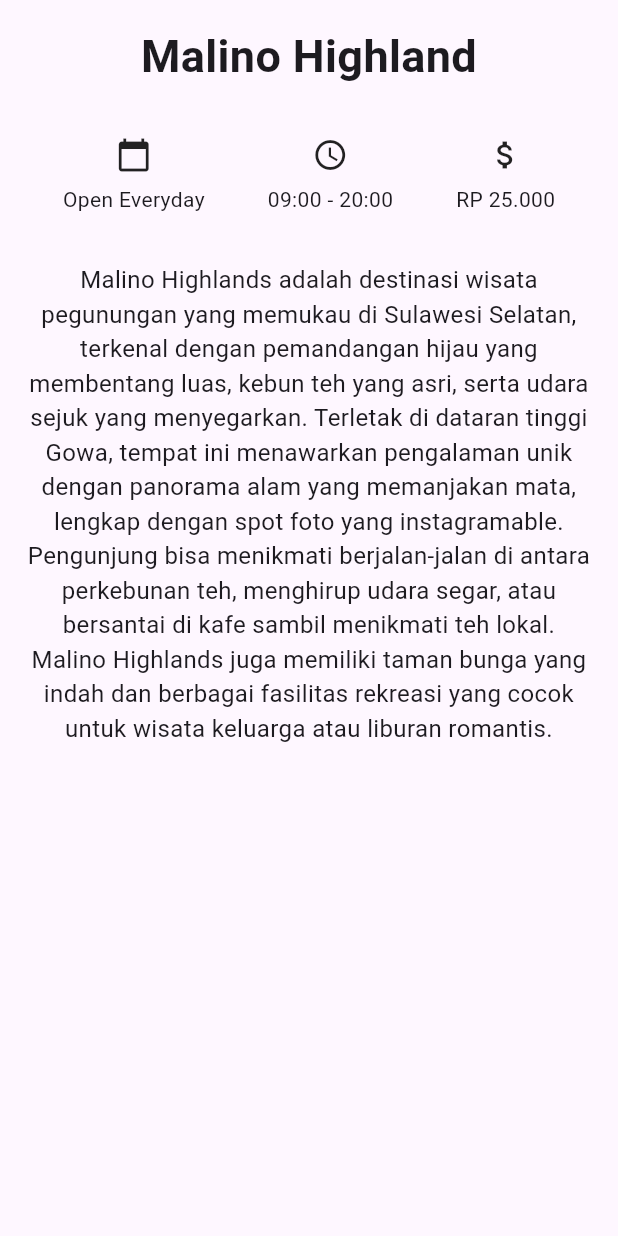
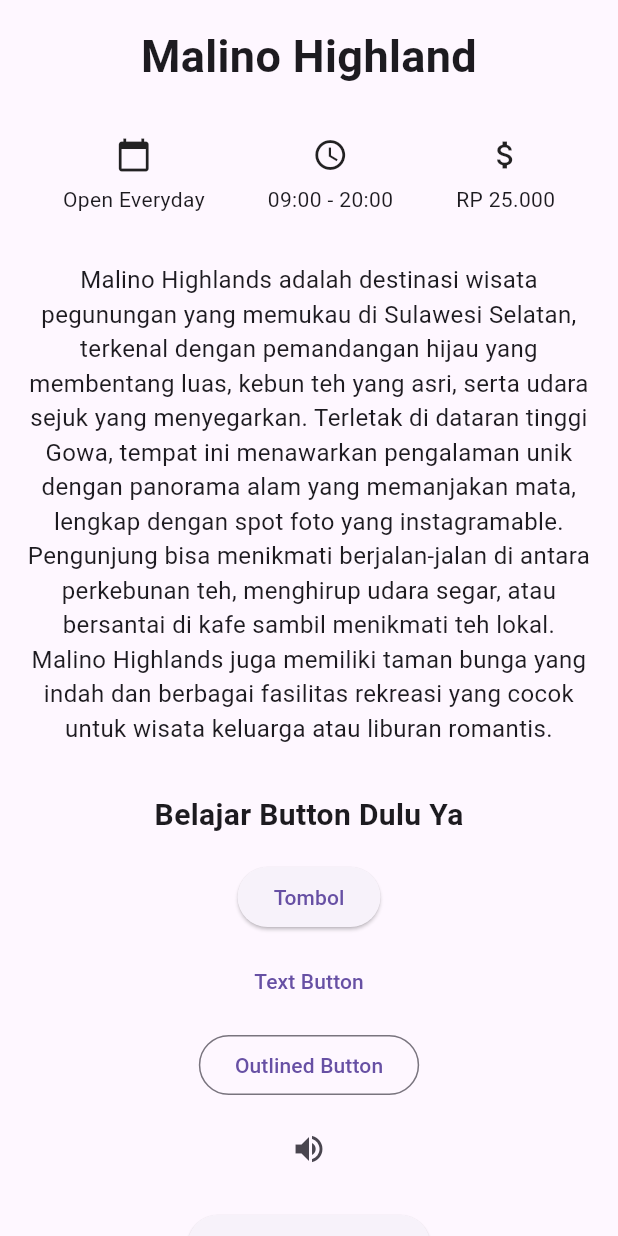
Before and after one commit to AsrulHidayat/flutter_app, a Flutter app: the screen it shows after launch, on a phone screen of 412 x 824 dp. Run offline on Flutter 3.47's test engine with Material 3 defaults, Android fonts, the phone set to English and light mode, and no system bars.

Commit message:
Belajar : Button

```diff
--- a/lib/main.dart
+++ b/lib/main.dart
@@ -22,60 +22,158 @@ class DetailScreen extends StatelessWidget {
   Widget build(BuildContext context) {
     return Scaffold(
       body: SafeArea(
+        child: SingleChildScrollView( // Membuat halaman dapat di-scroll
           child: Column(
             crossAxisAlignment: CrossAxisAlignment.stretch,
             children: <Widget>[
               Container(
                 margin: const EdgeInsets.all(16.0),
-           child: Text(
+                child: const Text(
                   'Malino Highland',
                   textAlign: TextAlign.center,
                   style: TextStyle(
                     fontSize: 30.0,
                     fontWeight: FontWeight.bold,
                   ),
-           )
+                ),
               ),
               Container(
-          margin: EdgeInsets.symmetric(vertical: 16.0),
+                margin: const EdgeInsets.symmetric(vertical: 16.0),
                 child: Row(
                   mainAxisAlignment: MainAxisAlignment.spaceEvenly,
+                  children: const <Widget>[
+                    Column(
                       children: <Widget>[
-               Column(
-                   children: const <Widget>[
                         Icon(Icons.calendar_today),
                         SizedBox(height: 8.0),
                         Text('Open Everyday'),
                       ],
                     ),
                     Column(
-                 children: const <Widget>[
+                      children: <Widget>[
                         Icon(Icons.access_time),
                         SizedBox(height: 8.0),
                         Text('09:00 - 20:00'),
                       ],
                     ),
                     Column(
-                 children: const <Widget>[
+                      children: <Widget>[
                         Icon(Icons.attach_money_outlined),
                         SizedBox(height: 8.0),
                         Text('RP 25.000'),
                       ],
-               )
+                    ),
                   ],
-           )
+                ),
               ),
               Container(
                 padding: const EdgeInsets.all(16.0),
                 child: const Text(
                   'Malino Highlands adalah destinasi wisata pegunungan yang memukau di Sulawesi Selatan, terkenal dengan pemandangan hijau yang membentang luas, kebun teh yang asri, serta udara sejuk yang menyegarkan. Terletak di dataran tinggi Gowa, tempat ini menawarkan pengalaman unik dengan panorama alam yang memanjakan mata, lengkap dengan spot foto yang instagramable. Pengunjung bisa menikmati berjalan-jalan di antara perkebunan teh, menghirup udara segar, atau bersantai di kafe sambil menikmati teh lokal. Malino Highlands juga memiliki taman bunga yang indah dan berbagai fasilitas rekreasi yang cocok untuk wisata keluarga atau liburan romantis.',
                   textAlign: TextAlign.center,
-             style: TextStyle(fontSize:16.0),
+                  style: TextStyle(fontSize: 16.0),
+                ),
+              ),
+              Container(
+                padding: const EdgeInsets.all(16.0),
+                child: Column(
+                  children: [
+                    const Text(
+                      'Belajar Button Dulu Ya',
+                      style: TextStyle(fontSize: 20, fontWeight: FontWeight.bold),
+                    ),
+                    const SizedBox(height: 16.0), // Jarak antara teks dan tombol
+                    ElevatedButton(
+                      child: const Text("Tombol"),
+                      onPressed: () {
+                        // Aksi ketika ElevatedButton diklik
+                      },
+                    ),
+                    const SizedBox(height: 8.0), // Jarak antar tombol
+                    TextButton(
+                      child: const Text('Text Button'),
+                      onPressed: () {
+                        // Aksi ketika TextButton diklik
+                      },
+                    ),
+                    const SizedBox(height: 8.0), // Jarak antar tombol
+                    OutlinedButton(
+                      child: const Text('Outlined Button'),
+                      onPressed: () {
+                        // Aksi ketika OutlinedButton diklik
+                      },
+                    ),
+                    const SizedBox(height: 8.0), // Jarak antar tombol
+                    IconButton(
+                      icon: const Icon(Icons.volume_up),
+                      tooltip: 'Increase volume by 10',
+                      onPressed: () {
+                        // Aksi ketika IconButton diklik
+                      },
+                    ),
+                    const SizedBox(height: 16.0), // Jarak antara tombol dan dropdown
+                    ElevatedButton(
+                      onPressed: () {
+                        // Navigasi ke halaman FirstScreen
+                        Navigator.push(
+                          context,
+                          MaterialPageRoute(builder: (context) => const FirstScreen()),
+                        );
+                      },
+                      child: const Text('Go to First Screen'),
+                    ),
+                  ],
                 ),
               ),
             ],
           ),
         ),
+      ),
     );
   }
 }
+
+class FirstScreen extends StatefulWidget {
+  const FirstScreen({Key? key}) : super(key: key);
+
+  @override
+  State<FirstScreen> createState() => _FirstScreenState();
+}
+
+class _FirstScreenState extends State<FirstScreen> {
+  String? language;
+
+  @override
+  Widget build(BuildContext context) {
+    return Scaffold(
+      appBar: AppBar(
+        title: const Text('First Screen'),
+      ),
+      body: Center(
+        child: DropdownButton<String>(
+          items: const <DropdownMenuItem<String>>[
+            DropdownMenuItem<String>(
+              value: 'Dart',
+              child: Text('Dart'),
+            ),
+            DropdownMenuItem<String>(
+              value: 'Kotlin',
+              child: Text('Kotlin'),
+            ),
+            DropdownMenuItem<String>(
+              value: 'Swift',
+              child: Text('Swift'),
+            ),
+          ],
+          value: language,
+          hint: const Text('Select Language'),
+          onChanged: (String? value) {
+            setState(() {
+              language = value;
+            });
+          },
+        ),
+      ),
+    );
+  }
+}
```
Lines whose indentation alone changed are shown as unchanged.
